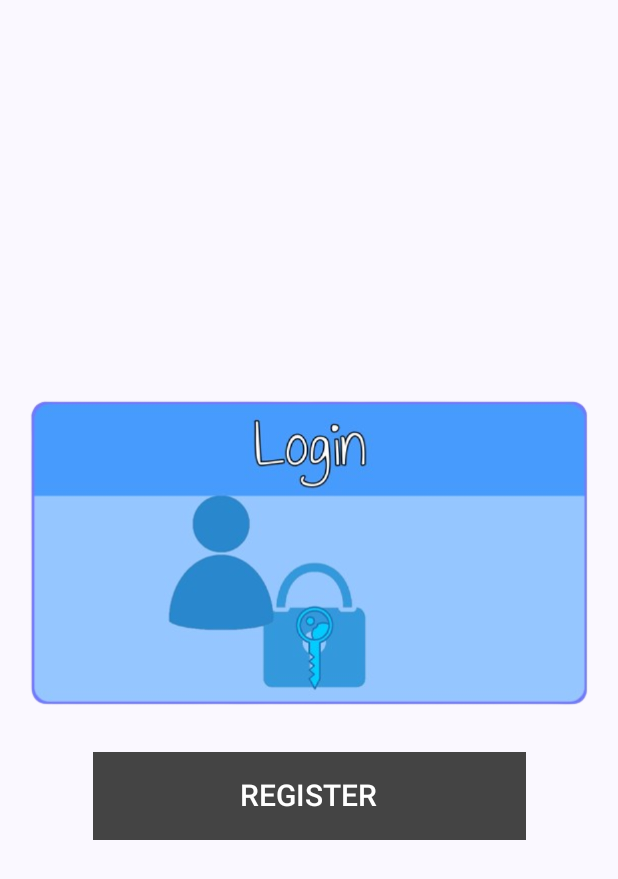
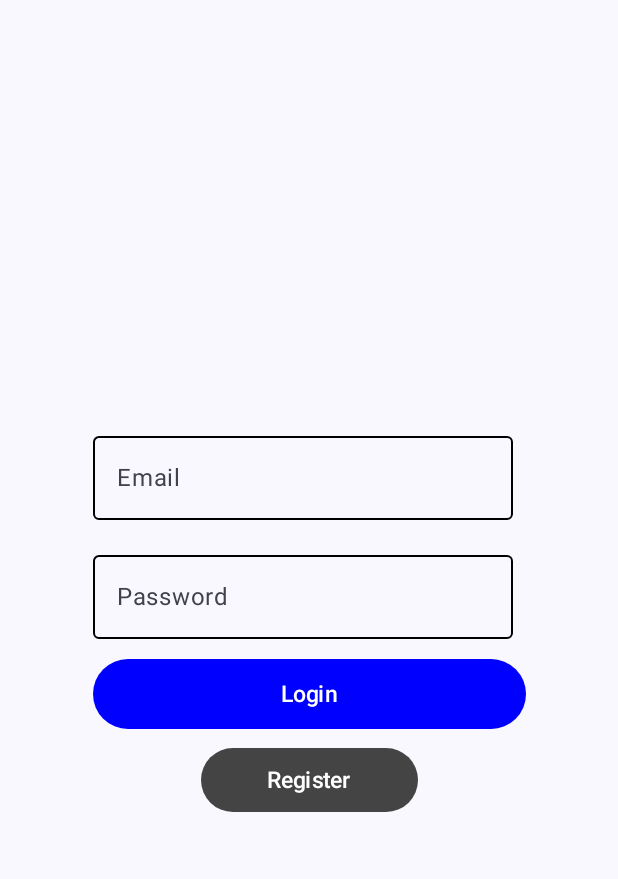
Before and after one commit to OrlandoChir/M08-UF2-P4-MapsApp-OrlandoChirinos, an Android app built with Jetpack Compose: the composable LoginScreen shown on its own in the app's theme, on a phone screen of 412 x 824 dp. Shown: the top 879 px of the screen. Run offline under Robolectric (Android 15) with nearby library versions, the light colour scheme and no system bars; our stand-ins replace Firebase (no records; nobody signed in at launch, a user with empty details on screens opened directly), livedata-compose; libraries missing offline, so code that uses them is left out: orlando.trivial.orlandochirinos_apilistapp; 2 statements that could not run were skipped.

Commit message:
Manejar errores de inicio de sesión:  -Usuario ya existente registrandose x2  -Mail inválido  -Contraseña no suficientemente fuerte
Falta:
- Autenticación.
- Editar marcadores.

```diff
--- a/app/src/main/java/orlando/p4_mapsapp_orlandochirinos/ModelView/MapViewmodel.kt
+++ b/app/src/main/java/orlando/p4_mapsapp_orlandochirinos/ModelView/MapViewmodel.kt
@@ -244,14 +244,18 @@ class MapViewmodel : ViewModel() {
     private val loggedUser : MutableLiveData<String> = _loggedUser
 
     fun registerUser(email: String, password: String){
-        auth.createUserWithEmailAndPassword(email,password)
+
+        auth.createUserWithEmailAndPassword(email, password)
             .addOnCompleteListener { task ->
-                if (task.isSuccessful){ _goToNext.value = true }
-                else { _goToNext.value = false
-                    Log.d("Error","Error creating user: ${task.result}")
+                if (task.isSuccessful) {
+                    _goToNext.value = true
+                } else {
+                    _goToNext.value = false
+                    Log.d("Error", "Error creating user: ${task.result}")
                 }
-               // modifyProcessing()
+                // modifyProcessing()
             }
+
     }
 
     fun loginUser(email: String?, password: String?){
@@ -268,13 +272,12 @@ class MapViewmodel : ViewModel() {
                 }
                 //modifyProcessing()
             }
+    }
 
-        fun signOut(){
-            _userId.value = ""
-            _loggedUser.value = ""
-            auth.signOut()
-        }
-
+    fun signOut(){
+        _userId.value = ""
+        _loggedUser.value = ""
+        auth.signOut()
     }
 
 }
--- a/app/src/main/java/orlando/p4_mapsapp_orlandochirinos/Models/Library.kt
+++ b/app/src/main/java/orlando/p4_mapsapp_orlandochirinos/Models/Library.kt
@@ -49,6 +49,18 @@ fun filterMarker(mapViewmodel: MapViewmodel) {
     else { mapViewmodel.getAllUbications() }
 }
 
+///////////////////////////////////AUTH: REGISTER AND LOGIN/////////////////////////////////////////
+
+fun tryAddUser(userEmail: String, userPassword: String, mapViewmodel: MapViewmodel) {
+    var noErrors = false
+    if ( (userEmail != "") && (userPassword.length > 6) ){
+
+    }
+
+    if (noErrors){ mapViewmodel.registerUser(userEmail,userPassword) }
+}
+
+
 object BitmapToUriConverter {
 
     fun getImageUri(context: Context, bitmap: Bitmap): Uri {
--- a/app/src/main/java/orlando/p4_mapsapp_orlandochirinos/Models/Ubicacion.kt
+++ b/app/src/main/java/orlando/p4_mapsapp_orlandochirinos/Models/Ubicacion.kt
@@ -3,6 +3,7 @@ package orlando.p4_mapsapp_orlandochirinos.Models
 data class Ubicacion(
     var ubicationId: String? = null,
     val ubicationName: String,
+   // val markerOwner : String,
     val snippet: String,
     var latitud: Double,
     var longitud: Double,
@@ -12,6 +13,7 @@ data class Ubicacion(
     constructor():this(
         ubicationId = null,
         ubicationName = "",
+       // markerOwner = "",
         snippet = "",
         latitud = 41.4534265,
         longitud = 2.1837151,
--- a/app/src/main/java/orlando/p4_mapsapp_orlandochirinos/View/LateralAndBottomSheet.kt
+++ b/app/src/main/java/orlando/p4_mapsapp_orlandochirinos/View/LateralAndBottomSheet.kt
@@ -134,6 +134,7 @@ fun MenuLateral(
                         shape = RectangleShape,
                         colors = ButtonDefaults.buttonColors(Color.Magenta),
                         onClick = {
+                            mapViewModel.signOut()
                             mapViewModel.screenSelect(mapViewModel.screenList[0])
                             navigationController.navigate(Routes.LoginScreen.route) }) {
                         Text(text = "CERRAR SESIÓN")
--- a/app/src/main/java/orlando/p4_mapsapp_orlandochirinos/View/LoginScreen.kt
+++ b/app/src/main/java/orlando/p4_mapsapp_orlandochirinos/View/LoginScreen.kt
@@ -1,38 +1,142 @@
 package orlando.p4_mapsapp_orlandochirinos.View
 
-import androidx.compose.foundation.Image
-import androidx.compose.foundation.clickable
+import androidx.compose.foundation.background
 import androidx.compose.foundation.layout.Box
 import androidx.compose.foundation.layout.Column
 import androidx.compose.foundation.layout.Spacer
 import androidx.compose.foundation.layout.fillMaxHeight
 import androidx.compose.foundation.layout.fillMaxSize
 import androidx.compose.foundation.layout.fillMaxWidth
+import androidx.compose.foundation.layout.padding
+import androidx.compose.foundation.shape.CircleShape
+import androidx.compose.foundation.text.KeyboardOptions
 import androidx.compose.material3.Button
 import androidx.compose.material3.ButtonDefaults
+import androidx.compose.material3.ExperimentalMaterial3Api
+import androidx.compose.material3.OutlinedTextField
+import androidx.compose.material3.OutlinedTextFieldDefaults
 import androidx.compose.material3.Text
 import androidx.compose.runtime.Composable
+import androidx.compose.runtime.getValue
+import androidx.compose.runtime.livedata.observeAsState
+import androidx.compose.runtime.mutableStateOf
+import androidx.compose.runtime.saveable.rememberSaveable
+import androidx.compose.runtime.setValue
 import androidx.compose.ui.Alignment
 import androidx.compose.ui.Alignment.Companion.CenterHorizontally
 import androidx.compose.ui.Modifier
 import androidx.compose.ui.graphics.Color
-import androidx.compose.ui.graphics.RectangleShape
-import androidx.compose.ui.res.painterResource
+import androidx.compose.ui.text.input.KeyboardType
+import androidx.compose.ui.unit.dp
 import androidx.compose.ui.unit.sp
+import androidx.compose.ui.window.Dialog
+import androidx.compose.ui.window.DialogProperties
 import androidx.navigation.NavHostController
 import orlando.p4_mapsapp_orlandochirinos.ModelView.MapViewmodel
-import orlando.p4_mapsapp_orlandochirinos.R
+import orlando.p4_mapsapp_orlandochirinos.Models.tryAddUser
 import orlando.trivial.orlandochirinos_apilistapp.Navigation.Routes
 
+@OptIn(ExperimentalMaterial3Api::class)
 @Composable
 fun LoginScreen(mapViewmodel: MapViewmodel, navigationController: NavHostController) {
 
-    Box(modifier = Modifier.fillMaxSize()){
-        Column(modifier = Modifier.align(Alignment.Center) ) {
-            Image(
+    val goToNext by mapViewmodel.goToNext.observeAsState(false)
+
+    var userEmail by rememberSaveable { mutableStateOf("") }
+    var userPassword by rememberSaveable { mutableStateOf("") }
+    var show by rememberSaveable { mutableStateOf(false) }
+
+
+    Box( modifier = Modifier.fillMaxSize() ){
+        Column(modifier = Modifier
+            .align(Alignment.Center)
+            .fillMaxWidth(0.7f) ) {
+
+            //User email
+            OutlinedTextField(
+                keyboardOptions = KeyboardOptions(keyboardType = KeyboardType.Email),
+                value = userEmail,
+                onValueChange = { userEmail = it },
+                label = { Text("Email") },
+                colors = OutlinedTextFieldDefaults.colors(
+                    focusedBorderColor = Color.Magenta,
+                    unfocusedBorderColor = Color.Black )
+            )
+
+            Spacer(modifier = Modifier.fillMaxHeight(0.02f))
+
+            //User password
+            OutlinedTextField(
+                value = userPassword,
+                onValueChange = { userPassword = it },
+                label = { Text("Password") },
+                colors = OutlinedTextFieldDefaults.colors(
+                    focusedBorderColor = Color.Magenta,
+                    unfocusedBorderColor = Color.Black )
+            )
+
+            Spacer(modifier = Modifier.fillMaxHeight(0.02f))
+
+            Button(
                 modifier = Modifier
                     .fillMaxWidth()
-                    .fillMaxHeight(0.25f)
+                    .fillMaxHeight(0.07f)
+                    .align(CenterHorizontally),
+                shape = CircleShape,
+                colors = ButtonDefaults.buttonColors(Color.Blue),
+                onClick = { /*TODO*/ }) {
+
+                Text(text = "Login", fontSize = 15.sp)
+            }
+
+            Spacer(modifier = Modifier.fillMaxHeight(0.02f))
+
+            Button(
+                modifier = Modifier
+                    .fillMaxWidth(0.5f)
+                    .fillMaxHeight(0.07f)
+                    .align(CenterHorizontally),
+                shape = CircleShape,
+                colors = ButtonDefaults.buttonColors(Color.DarkGray),
+                onClick = {
+                    tryAddUser(userEmail,userPassword,mapViewmodel)
+                    show = !goToNext
+                }
+            ) {
+
+                Text(text = "Register", fontSize = 15.sp)
+            }
+        }
+
+    }
+    if (goToNext) {
+        mapViewmodel.screenSelect("map")
+        navigationController.navigate(Routes.MapScreen.route)
+    }
+    else { ErrorDialog(show = show){show = false} }
+
+}
+
+@Composable
+fun ErrorDialog(show: Boolean, onDismiss: () -> Unit){
+    if(show){
+        Dialog( onDismissRequest = { onDismiss() } ,
+                properties = DialogProperties(dismissOnBackPress = true, dismissOnClickOutside = true )
+        ) {
+            Column(
+                Modifier
+                    .background(Color.White)
+                    .padding(24.dp)
+                    .fillMaxWidth()) {
+                Text(text = "Register User Error")
+            }
+        }
+    }
+}
+
+
+/*
+            Image(modifier = Modifier.fillMaxWidth().fillMaxHeight(0.25f)
                     .clickable { /*TODO*/
                         mapViewmodel.screenSelect("map")
                         navigationController.navigate(Routes.MapScreen.route)
@@ -53,13 +157,7 @@ fun LoginScreen(mapViewmodel: MapViewmodel, navigationController: NavHostControl
 
                 Text(text = "REGISTER", fontSize = 20.sp)
             }
-
-        }
-
-    }
-
-
-}
+ */
 
 /*
 @Preview(showBackground = true)
--- a/app/src/main/java/orlando/p4_mapsapp_orlandochirinos/View/MarkerListScreen.kt
+++ b/app/src/main/java/orlando/p4_mapsapp_orlandochirinos/View/MarkerListScreen.kt
@@ -89,7 +89,7 @@ fun LocationItem(location: Ubicacion, mapViewmodel: MapViewmodel, navigationCont
     )
     {
         Row {
-            //AUN NO TENGO IMAGEN QUE MOSTRAR.
+            //TENGO IMAGEN QUE MOSTRAR.
 
             GlideImage(
                 model = location.image,
```
